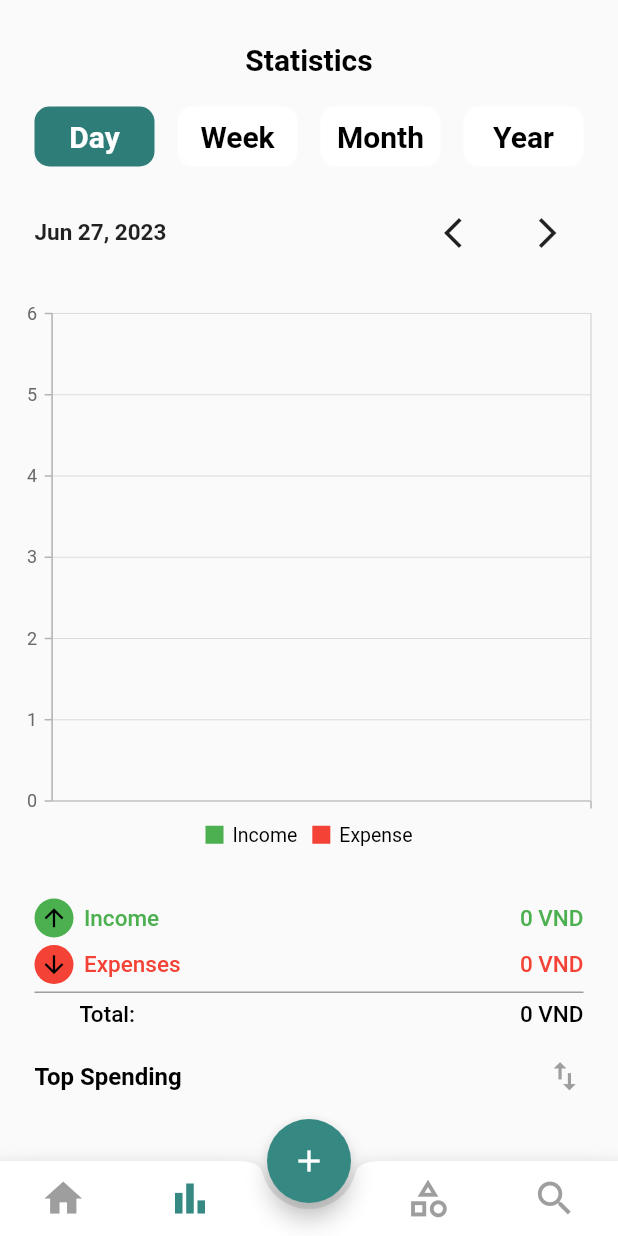
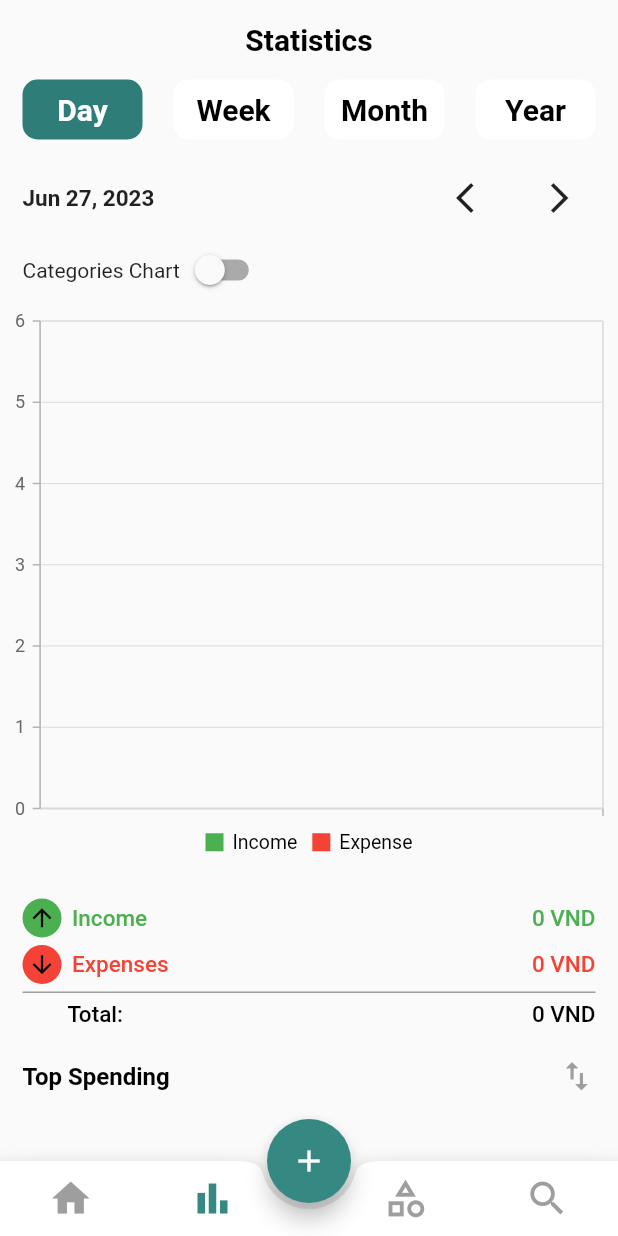
Before and after one commit to ImGhostCode/Personal-Expense-Management-App, a Flutter app: the screen it shows after launch, item 2 of the bottom bar chosen, on a phone screen of 412 x 824 dp. Run offline on Flutter 3.47's test engine with Material 2 defaults, Android fonts, the phone set to English and light mode, and no system bars; our stand-ins replace hive, hive_flutter, syncfusion_flutter_charts; accounts and stored records are empty.

Commit message:
fix ui bottom nav, add simple circular chart

```diff
--- a/lib/presentation/screens/statistic.dart
+++ b/lib/presentation/screens/statistic.dart
@@ -1,3 +1,4 @@
+import 'package:expanse_management/presentation/widgets/circular_chart.dart';
 import 'package:expanse_management/presentation/widgets/column_chart.dart';
 // import 'package:expanse_management/presentation/widgets/spline_chart.dart';
 import 'package:expanse_management/data/utilty.dart';
@@ -28,10 +29,13 @@ class _StatisticsState extends State<Statistics> {
   late int totalIn;
   late int totalEx;
   late int total;
+
+  late bool isCircularChartSelected;
   @override
   void initState() {
     super.initState();
     notifier.value = 0;
+    isCircularChartSelected = false;
     box.listenable().addListener(updateNotifier);
     fetchTransactions();
   }
@@ -89,7 +93,7 @@ class _StatisticsState extends State<Statistics> {
         SliverToBoxAdapter(
           child: Column(children: [
             const SizedBox(
-              height: 20,
+              height: 15,
             ),
             const Text(
               'Statistics',
@@ -99,7 +103,7 @@ class _StatisticsState extends State<Statistics> {
                 fontWeight: FontWeight.w700,
               ),
             ),
-            const SizedBox(height: 20),
+            const SizedBox(height: 15),
             Padding(
               padding: const EdgeInsets.symmetric(horizontal: 15),
               child: Row(
@@ -149,7 +153,7 @@ class _StatisticsState extends State<Statistics> {
               ),
             ),
             const SizedBox(
-              height: 20,
+              height: 15,
             ),
             Padding(
                 padding: const EdgeInsets.symmetric(horizontal: 15),
@@ -212,19 +216,48 @@ class _StatisticsState extends State<Statistics> {
                     )
                   ],
                 )),
-            const SizedBox(
-              height: 20,
-            ),
+
             // SplineChart(
             //   transactions: currListTransaction,
             //   currIndex: indexColor,
             // ),
-            ColumnChart(
-              transactions: currListTransaction,
-              currIndex: indexColor,
+            Padding(
+              padding: const EdgeInsets.symmetric(horizontal: 15),
+              child: Row(
+                mainAxisAlignment: MainAxisAlignment.start,
+                children: [
+                  const Text('Categories Chart'),
+                  Switch(
+                    value: isCircularChartSelected,
+                    onChanged: (value) {
+                      setState(() {
+                        isCircularChartSelected = value;
+                      });
+                    },
+                  ),
+                ],
+              ),
             ),
+            isCircularChartSelected
+                ? Column(
+                    children: [
+                      CircularChart(
+                          title: "Income",
+                          currIndex: indexColor,
+                          transactions: currListTransaction),
+                      CircularChart(
+                          title: "Expense",
+                          currIndex: indexColor,
+                          transactions: currListTransaction),
+                    ],
+                  )
+                : ColumnChart(
+                    transactions: currListTransaction,
+                    currIndex: indexColor,
+                  ),
+
             const SizedBox(
-              height: 20,
+              height: 15,
             ),
 
             Padding(
--- a/lib/presentation/widgets/bottom_navbar.dart
+++ b/lib/presentation/widgets/bottom_navbar.dart
@@ -17,11 +17,7 @@ class _BottomState extends State<Bottom> {
   // ignore: non_constant_identifier_names
   List Screen = [
     const Home(),
-    const Padding(
-      padding: EdgeInsets.all(8.0),
-      child: Statistics(),
-      // child: TestStatisticScreen(),
-    ),
+    const Statistics(),
     const CategoryScreen(),
     const SearchScreen()
   ];
@@ -41,7 +37,7 @@ class _BottomState extends State<Bottom> {
       bottomNavigationBar: BottomAppBar(
         shape: const CircularNotchedRectangle(),
         child: Padding(
-          padding: const EdgeInsets.only(top: 10, bottom: 10),
+          padding: const EdgeInsets.only(top: 5, bottom: 5),
           child:
               Row(mainAxisAlignment: MainAxisAlignment.spaceAround, children: [
             GestureDetector(
@@ -50,11 +46,22 @@ class _BottomState extends State<Bottom> {
                     indexColor = 0;
                   });
                 },
+                child: Container(
+                  height: 40,
+                  width: 80,
+                  decoration: BoxDecoration(
+                    borderRadius: BorderRadius.circular(10),
+                    // color: indexColor == index
+                    //     ? const Color.fromARGB(255, 47, 125, 121)
+                    //     : Colors.white,
+                  ),
+                  alignment: Alignment.center,
                   child: Icon(
                     Icons.home,
                     size: 30,
                     color:
                         indexColor == 0 ? const Color(0xff368983) : Colors.grey,
+                  ),
                 )),
             GestureDetector(
                 onTap: () {
@@ -62,11 +69,22 @@ class _BottomState extends State<Bottom> {
                     indexColor = 1;
                   });
                 },
+                child: Container(
+                  height: 40,
+                  width: 80,
+                  decoration: BoxDecoration(
+                    borderRadius: BorderRadius.circular(10),
+                    // color: indexColor == index
+                    //     ? const Color.fromARGB(255, 47, 125, 121)
+                    //     : Colors.white,
+                  ),
+                  alignment: Alignment.center,
                   child: Icon(
                     Icons.bar_chart_outlined,
                     size: 30,
                     color:
                         indexColor == 1 ? const Color(0xff368983) : Colors.grey,
+                  ),
                 )),
             const SizedBox(
               width: 20,
@@ -77,11 +95,22 @@ class _BottomState extends State<Bottom> {
                     indexColor = 2;
                   });
                 },
+                child: Container(
+                  height: 40,
+                  width: 80,
+                  decoration: BoxDecoration(
+                    borderRadius: BorderRadius.circular(10),
+                    // color: indexColor == index
+                    //     ? const Color.fromARGB(255, 47, 125, 121)
+                    //     : Colors.white,
+                  ),
+                  alignment: Alignment.center,
                   child: Icon(
                     Icons.category_outlined,
                     size: 30,
                     color:
                         indexColor == 2 ? const Color(0xff368983) : Colors.grey,
+                  ),
                 )),
             GestureDetector(
                 onTap: () {
@@ -89,11 +118,19 @@ class _BottomState extends State<Bottom> {
                     indexColor = 3;
                   });
                 },
+                child: Container(
+                  height: 40,
+                  width: 80,
+                  decoration: BoxDecoration(
+                    borderRadius: BorderRadius.circular(10),
+                  ),
+                  alignment: Alignment.center,
                   child: Icon(
                     Icons.search_outlined,
                     size: 30,
                     color:
                         indexColor == 3 ? const Color(0xff368983) : Colors.grey,
+                  ),
                 )),
           ]),
         ),
--- a/lib/presentation/widgets/column_chart.dart
+++ b/lib/presentation/widgets/column_chart.dart
@@ -1,6 +1,7 @@
 import 'package:expanse_management/domain/models/transaction_model.dart';
 import 'package:flutter/material.dart';
 import 'package:syncfusion_flutter_charts/charts.dart';
+// ignore: depend_on_referenced_packages
 import 'package:intl/intl.dart';
 import 'package:expanse_management/Constants/color.dart';
 
```
Also changed, not shown: lib/presentation/widgets/circular_chart.dart (added, +65 -0 lines). Lines whose indentation alone changed are shown as unchanged.
